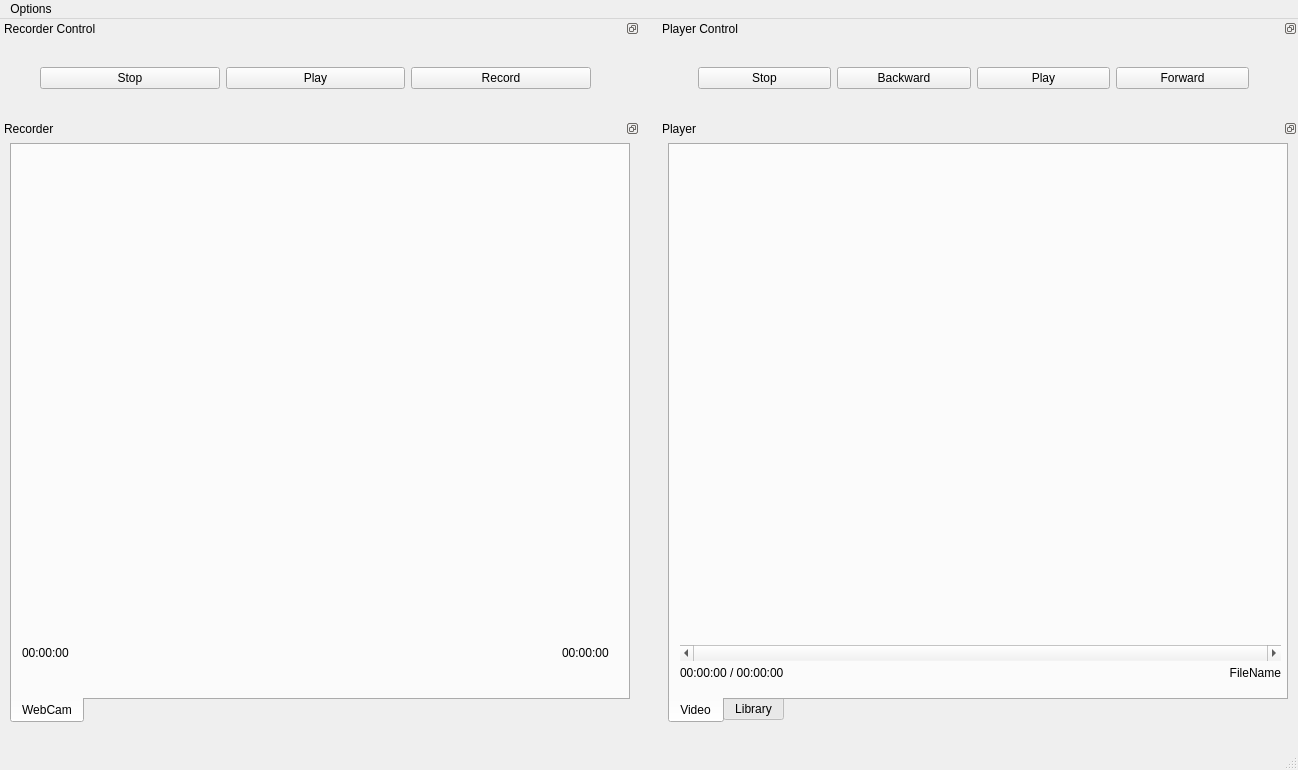
This is mainwindow.ui in ivanignatiev/multimedia as Qt 5 draws it before an edit. The edited form follows.
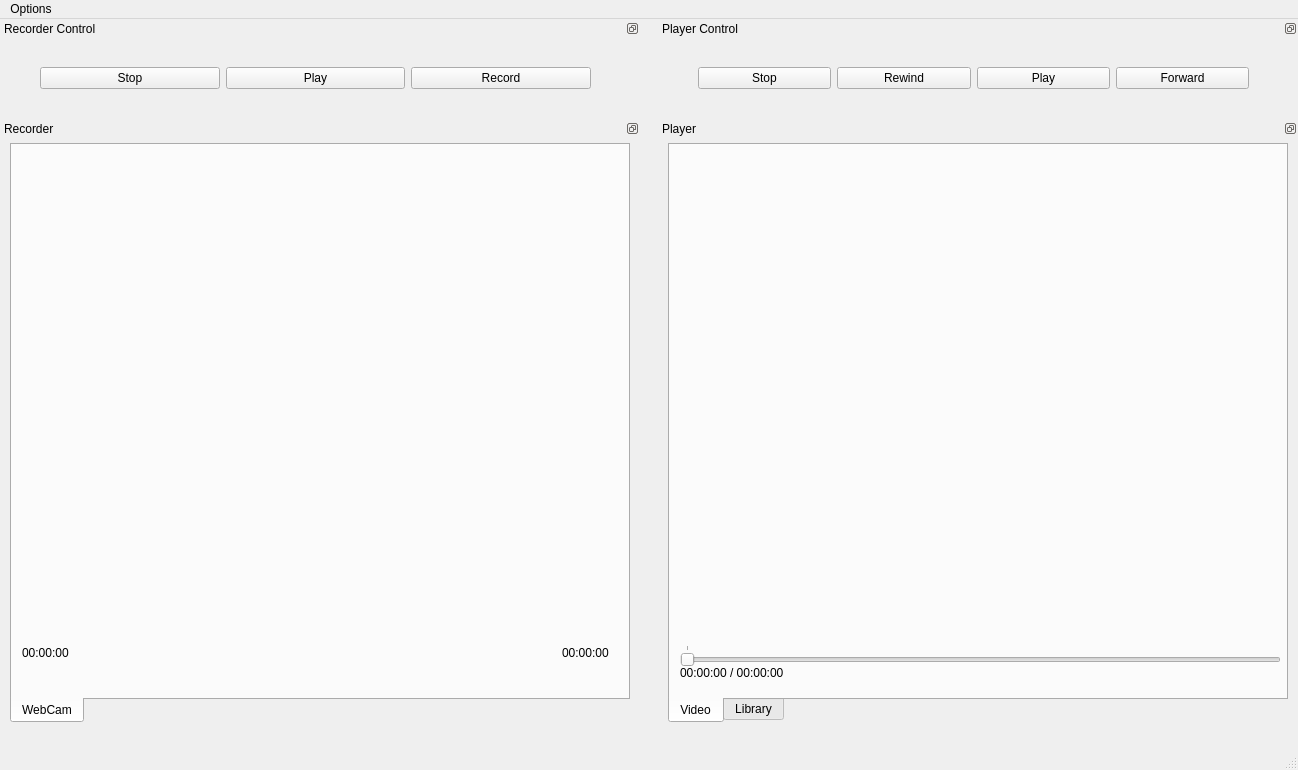
This is the edited form.

Commit message: Add Rewind and Forward

What changed in the file:
```diff
--- a/mainwindow.ui
+++ b/mainwindow.ui
@@ -291,11 +291,14 @@
       <item>
        <widget class="QPushButton" name="pushButton">
         <property name="text">
-         <string>Backward</string>
+         <string>Rewind</string>
         </property>
         <property name="checkable">
          <bool>true</bool>
         </property>
+        <property name="checked">
+         <bool>false</bool>
+        </property>
        </widget>
       </item>
       <item>
@@ -393,31 +396,6 @@
        </property>
        <layout class="QVBoxLayout" name="videoPlayerLayout"/>
       </widget>
-      <widget class="QScrollBar" name="scroll_VidePlayer">
-       <property name="geometry">
-        <rect>
-         <x>10</x>
-         <y>500</y>
-         <width>601</width>
-         <height>16</height>
-        </rect>
-       </property>
-       <property name="maximum">
-        <number>0</number>
-       </property>
-       <property name="sliderPosition">
-        <number>0</number>
-       </property>
-       <property name="orientation">
-        <enum>Qt::Horizontal</enum>
-       </property>
-       <property name="invertedAppearance">
-        <bool>false</bool>
-       </property>
-       <property name="invertedControls">
-        <bool>true</bool>
-       </property>
-      </widget>
       <widget class="QLabel" name="label_TimePlayed">
        <property name="geometry">
         <rect>
@@ -444,12 +422,37 @@
         <enum>Qt::LeftToRight</enum>
        </property>
        <property name="text">
-        <string>FileName</string>
+        <string/>
        </property>
        <property name="alignment">
         <set>Qt::AlignRight|Qt::AlignTrailing|Qt::AlignVCenter</set>
        </property>
       </widget>
+      <widget class="QSlider" name="slider_VideoPlayer">
+       <property name="geometry">
+        <rect>
+         <x>10</x>
+         <y>500</y>
+         <width>601</width>
+         <height>21</height>
+        </rect>
+       </property>
+       <property name="minimum">
+        <number>0</number>
+       </property>
+       <property name="maximum">
+        <number>0</number>
+       </property>
+       <property name="pageStep">
+        <number>1</number>
+       </property>
+       <property name="orientation">
+        <enum>Qt::Horizontal</enum>
+       </property>
+       <property name="tickPosition">
+        <enum>QSlider::TicksAbove</enum>
+       </property>
+      </widget>
      </widget>
      <widget class="QWidget" name="LibraryTab">
       <attribute name="title">
```
Left out of the diff: 4 changed lines with no effect on the pictures. The commit also changes 5 other files.
